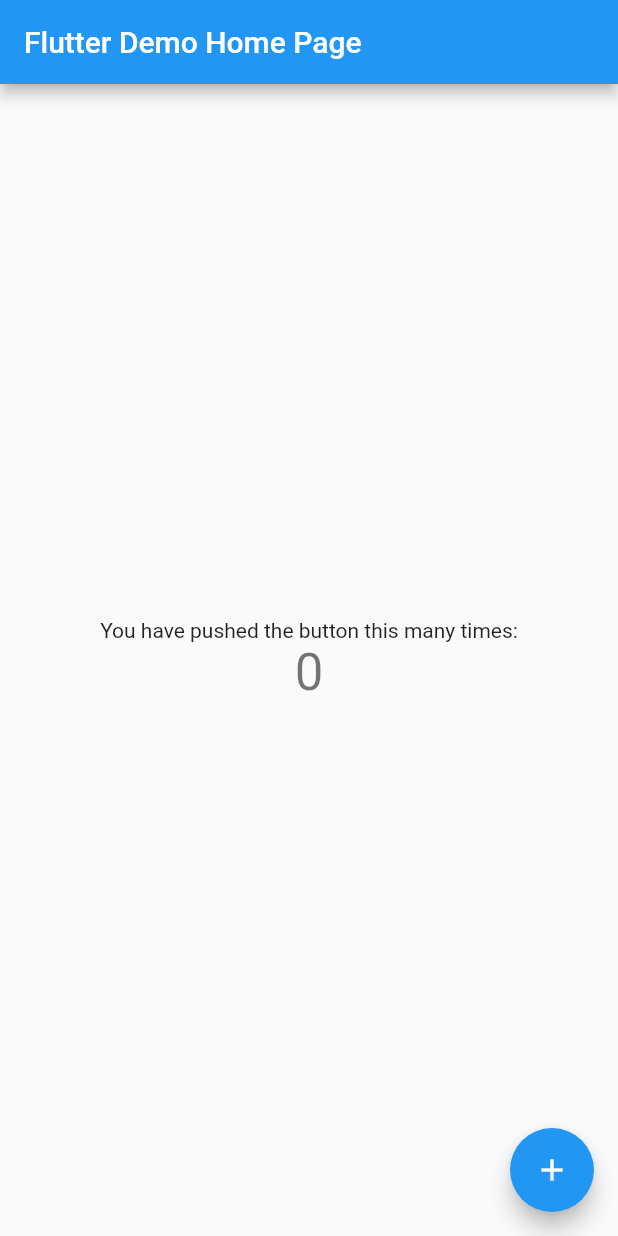
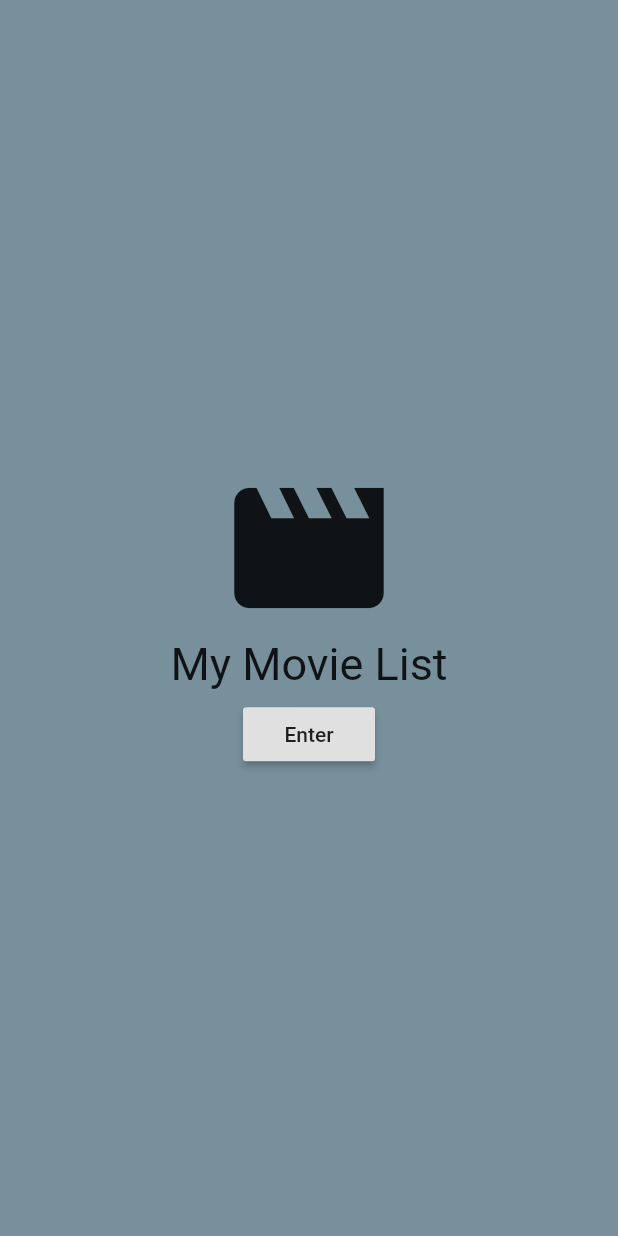
Before and after one commit to irfan87/flutter_movie_app_v2, a Flutter app: the screen it shows after launch, on a phone screen of 412 x 824 dp. Run offline on Flutter 3.47's test engine with Material 2 defaults, Android fonts, the phone set to English and light mode, and no system bars.

Commit message:
setup a basic routes for the first time

```diff
--- a/lib/main.dart
+++ b/lib/main.dart
@@ -1,117 +1,22 @@
 import 'package:flutter/material.dart';
+
+import 'package:flutter_movie_app_v2/pages/main_page.dart';
+import 'package:flutter_movie_app_v2/pages/movies_list.dart';
 
 void main() {
   runApp(MyApp());
 }
 
 class MyApp extends StatelessWidget {
-  // This widget is the root of your application.
   @override
   Widget build(BuildContext context) {
     return MaterialApp(
-      title: 'Flutter Demo',
-      theme: ThemeData(
-        // This is the theme of your application.
-        //
-        // Try running your application with "flutter run". You'll see the
-        // application has a blue toolbar. Then, without quitting the app, try
-        // changing the primarySwatch below to Colors.green and then invoke
-        // "hot reload" (press "r" in the console where you ran "flutter run",
-        // or simply save your changes to "hot reload" in a Flutter IDE).
-        // Notice that the counter didn't reset back to zero; the application
-        // is not restarted.
-        primarySwatch: Colors.blue,
-        // This makes the visual density adapt to the platform that you run
-        // the app on. For desktop platforms, the controls will be smaller and
-        // closer together (more dense) than on mobile platforms.
-        visualDensity: VisualDensity.adaptivePlatformDensity,
-      ),
-      home: MyHomePage(title: 'Flutter Demo Home Page'),
+      home: MainPage(),
+      debugShowCheckedModeBanner: false,
+      routes: {
+        '/main': (context) => MainPage(),
+        '/movies': (context) => MoviesList(),
+      },
     );
   }
 }
-
-class MyHomePage extends StatefulWidget {
-  MyHomePage({Key key, this.title}) : super(key: key);
-
-  // This widget is the home page of your application. It is stateful, meaning
-  // that it has a State object (defined below) that contains fields that affect
-  // how it looks.
-
-  // This class is the configuration for the state. It holds the values (in this
-  // case the title) provided by the parent (in this case the App widget) and
-  // used by the build method of the State. Fields in a Widget subclass are
-  // always marked "final".
-
-  final String title;
-
-  @override
-  _MyHomePageState createState() => _MyHomePageState();
-}
-
-class _MyHomePageState extends State<MyHomePage> {
-  int _counter = 0;
-
-  void _incrementCounter() {
-    setState(() {
-      // This call to setState tells the Flutter framework that something has
-      // changed in this State, which causes it to rerun the build method below
-      // so that the display can reflect the updated values. If we changed
-      // _counter without calling setState(), then the build method would not be
-      // called again, and so nothing would appear to happen.
-      _counter++;
-    });
-  }
-
-  @override
-  Widget build(BuildContext context) {
-    // This method is rerun every time setState is called, for instance as done
-    // by the _incrementCounter method above.
-    //
-    // The Flutter framework has been optimized to make rerunning build methods
-    // fast, so that you can just rebuild anything that needs updating rather
-    // than having to individually change instances of widgets.
-    return Scaffold(
-      appBar: AppBar(
-        // Here we take the value from the MyHomePage object that was created by
-        // the App.build method, and use it to set our appbar title.
-        title: Text(widget.title),
-      ),
-      body: Center(
-        // Center is a layout widget. It takes a single child and positions it
-        // in the middle of the parent.
-        child: Column(
-          // Column is also a layout widget. It takes a list of children and
-          // arranges them vertically. By default, it sizes itself to fit its
-          // children horizontally, and tries to be as tall as its parent.
-          //
-          // Invoke "debug painting" (press "p" in the console, choose the
-          // "Toggle Debug Paint" action from the Flutter Inspector in Android
-          // Studio, or the "Toggle Debug Paint" command in Visual Studio Code)
-          // to see the wireframe for each widget.
-          //
-          // Column has various properties to control how it sizes itself and
-          // how it positions its children. Here we use mainAxisAlignment to
-          // center the children vertically; the main axis here is the vertical
-          // axis because Columns are vertical (the cross axis would be
-          // horizontal).
-          mainAxisAlignment: MainAxisAlignment.center,
-          children: <Widget>[
-            Text(
-              'You have pushed the button this many times:',
-            ),
-            Text(
-              '$_counter',
-              style: Theme.of(context).textTheme.headline4,
-            ),
-          ],
-        ),
-      ),
-      floatingActionButton: FloatingActionButton(
-        onPressed: _incrementCounter,
-        tooltip: 'Increment',
-        child: Icon(Icons.add),
-      ), // This trailing comma makes auto-formatting nicer for build methods.
-    );
-  }
-}
--- /dev/null
+++ b/lib/pages/main_page.dart
@@ -0,0 +1,36 @@
+import 'package:flutter/material.dart';
+
+class MainPage extends StatelessWidget {
+  @override
+  Widget build(BuildContext context) {
+    return Scaffold(
+      backgroundColor: Colors.blueGrey.shade400,
+      body: Center(
+        child: Column(
+          mainAxisAlignment: MainAxisAlignment.center,
+          children: <Widget>[
+            Icon(
+              Icons.movie,
+              size: 120.0,
+            ),
+            Text(
+              'My Movie List',
+              style: TextStyle(fontSize: 30.0),
+            ),
+            Padding(
+              padding: const EdgeInsets.symmetric(
+                horizontal: 1.0,
+                vertical: 5.0,
+              ),
+              child: RaisedButton(
+                onPressed: () =>
+                    Navigator.pushReplacementNamed(context, '/movies'),
+                child: Text('Enter'),
+              ),
+            ),
+          ],
+        ),
+      ),
+    );
+  }
+}
--- /dev/null
+++ b/lib/pages/movies_list.dart
@@ -0,0 +1,15 @@
+import 'package:flutter/material.dart';
+
+class MoviesList extends StatelessWidget {
+  @override
+  Widget build(BuildContext context) {
+    return Scaffold(
+      appBar: AppBar(
+        title: Text('Movies'),
+        centerTitle: true,
+        backgroundColor: Colors.blueGrey.shade300,
+      ),
+      backgroundColor: Colors.blueGrey.shade400,
+    );
+  }
+}
```
